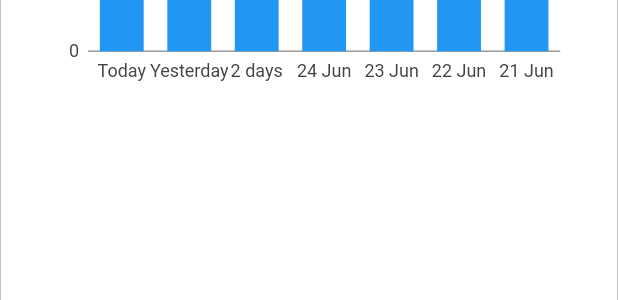
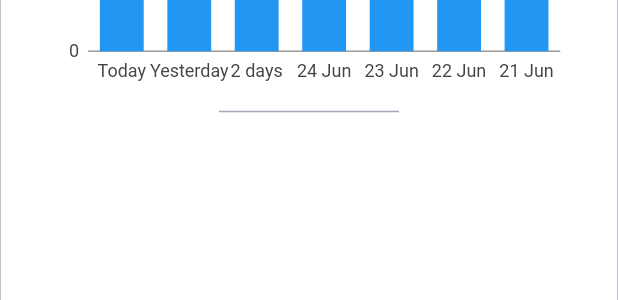
Before and after one commit to ERy03/Flutter-Web-Admin-Page, a Flutter app: the RevenueSectionSmall widget shown alone on an empty page, opened directly, on a phone screen of 412 x 824 dp. Shown: the part 361-661 px from the top of the screen. Run offline on Flutter 3.47's test engine with Material 2 defaults, Android fonts, the phone set to English and light mode, and no system bars; our stand-ins replace charts_flutter, get, google_fonts; missing offline and left inert: dart:html.

Commit message:
revenue section small bar chart separator

```diff
--- a/lib/pages/overview/widgets/revenue_section_small.dart
+++ b/lib/pages/overview/widgets/revenue_section_small.dart
@@ -46,7 +46,13 @@ class RevenueSectionSmall extends StatelessWidget {
                 ),
               ],
             ),
-          )
+          ),
+          Container(
+            width: 120,
+            height: 1,
+            color: lightGrey,
+          ),
+          Container(),
         ],
       ),
     );
```
